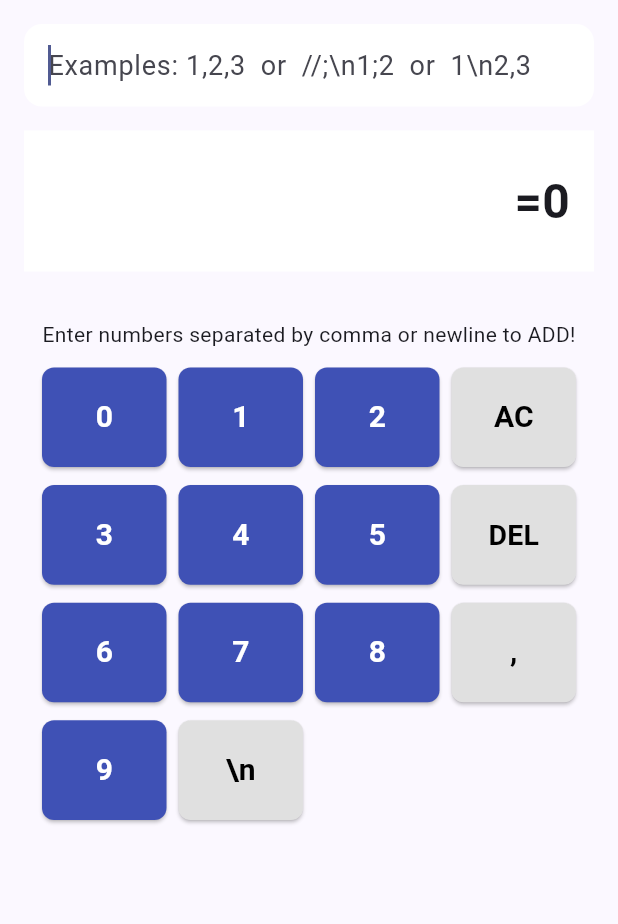
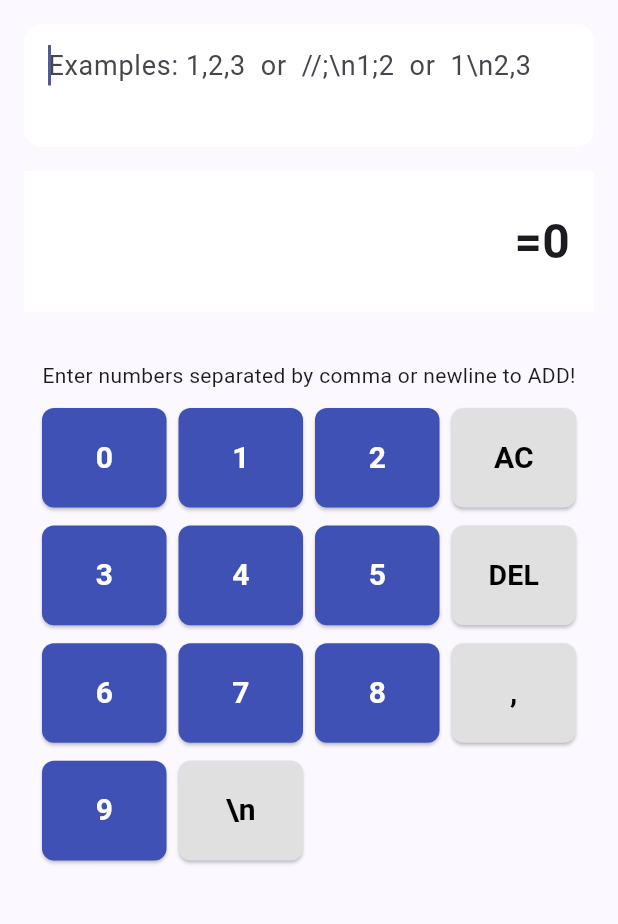
Before and after one commit to Shivam2187/calculator, a Flutter app: the screen it shows after launch, on a phone screen of 412 x 824 dp, the part 84-1008 px from its top. Run offline on Flutter 3.47's test engine with Material 3 defaults, Android fonts, the phone set to English and light mode, and no system bars; drawn by our look-alikes of auto_size_text.

Commit message:
created custom widget

```diff
--- a/lib/main.dart
+++ b/lib/main.dart
@@ -1,8 +1,8 @@
 import 'package:calculator/presentation/provider/calculator_provider.dart';
+import 'package:calculator/presentation/widgets/calulator_custom_textfield.dart';
+import 'package:calculator/presentation/widgets/custom_eleveted_button.dart';
 import 'package:calculator/utils/constants.dart';
-import 'package:flutter/foundation.dart';
 import 'package:flutter/material.dart';
-import 'package:auto_size_text/auto_size_text.dart';
 
 void main() {
   runApp(const CalculatorApp());
@@ -97,32 +97,15 @@ class _CalculatorPageState extends State<CalculatorPage> {
 
     return Scaffold(
       appBar: AppBar(
-        title: const Text('Calculator'),
+        title: const Text(CalculatorConstants.calculator),
         backgroundColor: Colors.blue,
       ),
       body: Padding(
         padding: const EdgeInsets.all(16),
         child: Column(
           children: [
-            TextField(
+            CalulatorCustomTextfield(
               controller: _controller,
-              style: const TextStyle(fontSize: 18),
-              autofocus: true,
-              maxLines: 3,
-              minLines: 1,
-              decoration: InputDecoration(
-                hintText: r'Examples: 1,2,3  or  //;\n1;2  or  1\n2,3',
-                filled: true,
-                fillColor: Colors.white,
-                contentPadding: const EdgeInsets.symmetric(
-                  vertical: 14,
-                  horizontal: 12,
-                ),
-                border: OutlineInputBorder(
-                  borderSide: BorderSide.none,
-                  borderRadius: BorderRadius.circular(12),
-                ),
-              ),
               onChanged: (value) => integerLimitCheck,
             ),
             const SizedBox(height: 16),
@@ -140,7 +123,7 @@ class _CalculatorPageState extends State<CalculatorPage> {
               ),
             ),
             const SizedBox(height: 32),
-            Text('Enter numbers separated by comma or newline to ADD!'),
+            Text(CalculatorConstants.helperText),
 
             // Button Grid
             Expanded(
@@ -160,18 +143,8 @@ class _CalculatorPageState extends State<CalculatorPage> {
                     final text = buttons[index];
                     final isAction = ["AC", "DEL", ",", "\\n"].contains(text);
 
-                    return ElevatedButton(
-                      style: ElevatedButton.styleFrom(
-                        backgroundColor: isAction
-                            ? Colors.grey.shade300
-                            : Colors.indigo.shade500,
-                        foregroundColor: isAction ? Colors.black : Colors.white,
-                        shape: RoundedRectangleBorder(
-                          borderRadius: BorderRadius.circular(8),
-                        ),
-                      ),
+                    return CustomElevetedWidget(
                       onPressed: () {
-                        // FocusManager.instance.primaryFocus?.unfocus();
                         setState(() {
                           if (text == "AC") {
                             _controller.clear();
@@ -184,28 +157,12 @@ class _CalculatorPageState extends State<CalculatorPage> {
                               );
                             }
                           } else {
-                            // final newText =
-                            //     _controller.text +
-                            //     (text == "\\n" ? "\n" : text);
-                            // _controller.value = _controller.value.copyWith(
-                            //   text: newText,
-                            //   selection: TextSelection.collapsed(
-                            //     offset: newText.length,
-                            //   ),
-                            // );
-
                             _appendText(text == "\\n" ? "\n" : text);
                           }
                         });
                       },
-                      child: AutoSizeText(
-                        text,
-                        maxLines: 1,
-                        style: const TextStyle(
-                          fontSize: 20,
-                          fontWeight: FontWeight.w600,
-                        ),
-                      ),
+                      buttonText: text,
+                      isAction: isAction,
                     );
                   },
                 ),
@@ -240,7 +197,7 @@ class _CalculatorPageState extends State<CalculatorPage> {
         ..showSnackBar(
           SnackBar(
             key: UniqueKey(),
-            content: Text('Number is Not in Range'),
+            content: Text(CalculatorConstants.numberNotInRange),
             backgroundColor: Colors.red,
           ),
         );
--- /dev/null
+++ b/lib/presentation/widgets/calulator_custom_textfield.dart
@@ -0,0 +1,32 @@
+import 'package:flutter/material.dart';
+
+class CalulatorCustomTextfield extends StatelessWidget {
+  final TextEditingController? controller;
+  final Function(String)? onChanged;
+  const CalulatorCustomTextfield({super.key, this.controller, this.onChanged});
+
+  @override
+  Widget build(BuildContext context) {
+    return TextField(
+      controller: controller,
+      style: const TextStyle(fontSize: 18),
+      autofocus: true,
+      maxLines: 4,
+      minLines: 2,
+      decoration: InputDecoration(
+        hintText: r'Examples: 1,2,3  or  //;\n1;2  or  1\n2,3',
+        filled: true,
+        fillColor: Colors.white,
+        contentPadding: const EdgeInsets.symmetric(
+          vertical: 14,
+          horizontal: 12,
+        ),
+        border: OutlineInputBorder(
+          borderSide: BorderSide.none,
+          borderRadius: BorderRadius.circular(12),
+        ),
+      ),
+      onChanged: onChanged,
+    );
+  }
+}
--- /dev/null
+++ b/lib/presentation/widgets/custom_eleveted_button.dart
@@ -0,0 +1,33 @@
+import 'package:auto_size_text/auto_size_text.dart';
+import 'package:flutter/material.dart';
+
+class CustomElevetedWidget extends StatelessWidget {
+  final void Function()? onPressed;
+  final bool isAction;
+  final String buttonText;
+  const CustomElevetedWidget({
+    super.key,
+    required this.isAction,
+    required this.buttonText,
+    this.onPressed,
+  });
+
+  @override
+  Widget build(BuildContext context) {
+    return ElevatedButton(
+      style: ElevatedButton.styleFrom(
+        backgroundColor: isAction
+            ? Colors.grey.shade300
+            : Colors.indigo.shade500,
+        foregroundColor: isAction ? Colors.black : Colors.white,
+        shape: RoundedRectangleBorder(borderRadius: BorderRadius.circular(8)),
+      ),
+      onPressed: onPressed,
+      child: AutoSizeText(
+        buttonText,
+        maxLines: 1,
+        style: const TextStyle(fontSize: 20, fontWeight: FontWeight.w600),
+      ),
+    );
+  }
+}
--- a/lib/utils/constants.dart
+++ b/lib/utils/constants.dart
@@ -1,6 +1,9 @@
 class CalculatorConstants {
   static const int maxSafeInt = 9007199254740991;
-  // These are the buttons that will be displayed on the calculator
+
+  static const String helperText='Enter numbers separated by comma or newline to ADD!';
+   static const String calculator = 'Calculator';
+      static const String numberNotInRange = 'Number is Not in Range';
   static const List<String> buttons = [
     '0',
     '1',
```
